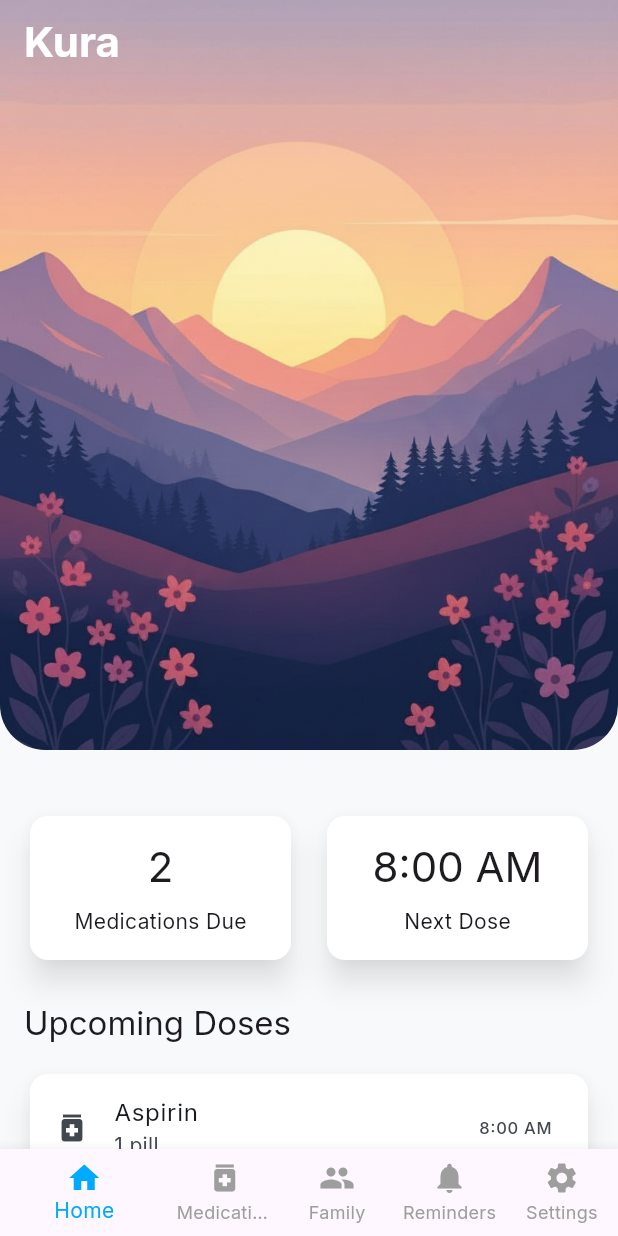
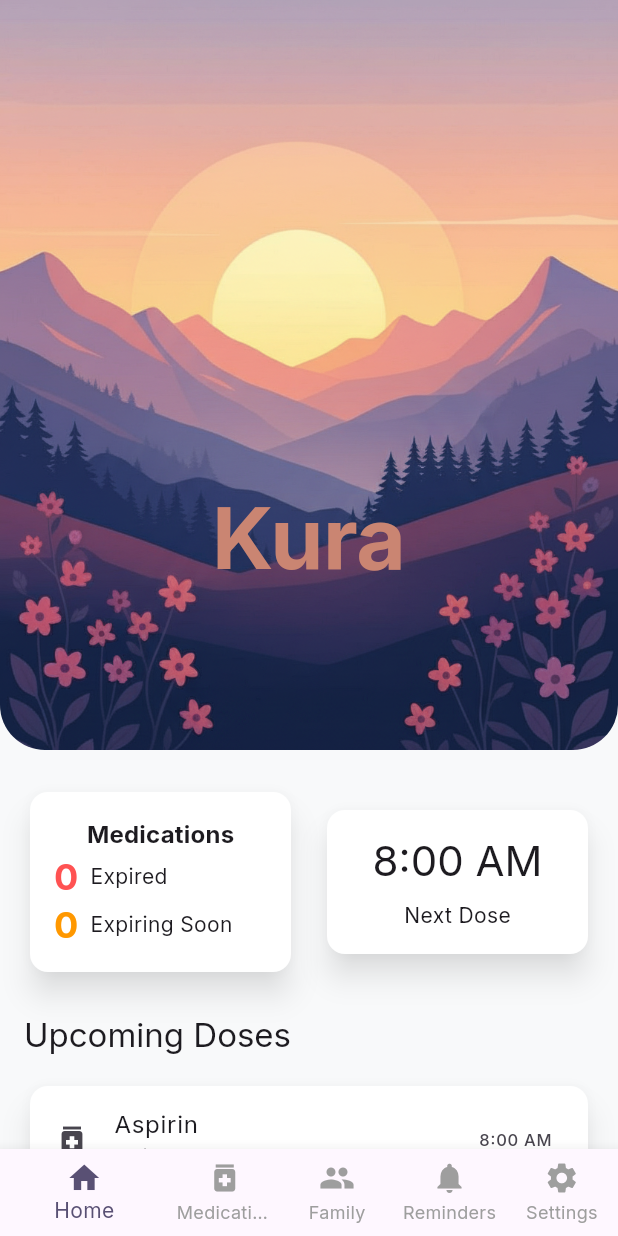
Before and after one commit to tangly/kura, a Flutter app: the screen it shows after launch, on a phone screen of 412 x 824 dp. Run offline on Flutter 3.47's test engine with Material 3 defaults, Android fonts, the light colour scheme and no system bars; our stand-ins replace equatable, flutter_local_notifications, flutter_riverpod, google_fonts, hive, hive_flutter and 1 more; accounts and stored records are empty.

Commit message:
feat: Refine HomeScreen UI and update theme
- Updates the primary theme color.
- Refactors the HomeScreen layout to center the app title over the header image with an updated style.
- Implements the logic to display expired and expiring soon medication counts on the HomeScreen.
- Adds navigation from the medication status card to the MedicationListScreen.
- Adjusts styling for the save button and medication card avatars.

```diff
--- a/lib/src/theme.dart
+++ b/lib/src/theme.dart
@@ -1,7 +1,7 @@
 import 'package:flutter/material.dart';
 import 'package:google_fonts/google_fonts.dart';
 
-const primaryColor = Color(0xFF00aaff);
+const primaryColor = Color.fromARGB(255, 89, 80, 116);
 const kSuccessColor = Colors.green;
 const kWarningColor = Colors.orange;
 
--- a/lib/src/views/add_edit_medication_screen.dart
+++ b/lib/src/views/add_edit_medication_screen.dart
@@ -264,7 +264,7 @@ class _AddEditMedicationScreenState
                   borderRadius: BorderRadius.circular(8),
                 ),
               ),
-              child: Text(l10n.save, style: theme.textTheme.titleMedium!.copyWith(fontWeight: FontWeight.bold)),
+              child: Text(l10n.save, style: theme.textTheme.titleLarge!.copyWith(fontWeight: FontWeight.bold, color: Colors.white)),
             ),
             const SizedBox(height: 8),
           ],
--- a/lib/src/views/home_screen.dart
+++ b/lib/src/views/home_screen.dart
@@ -1,6 +1,8 @@
 import 'package:flutter/material.dart';
 import 'package:flutter_riverpod/flutter_riverpod.dart';
 import 'package:kura/l10n/app_localizations.dart';
+import 'package:kura/src/providers.dart';
+import 'package:kura/src/theme.dart';
 import 'package:kura/src/views/family_member_list_screen.dart';
 import 'package:kura/src/views/medication_list_screen.dart';
 
@@ -14,13 +16,19 @@ class HomeScreen extends ConsumerStatefulWidget {
 class _HomeScreenState extends ConsumerState<HomeScreen> {
   int _selectedIndex = 0;
 
-  static final List<Widget> _widgetOptions = <Widget>[
-    const _HomeView(),
+  late final List<Widget> _widgetOptions;
+
+  @override
+  void initState() {
+    super.initState();
+    _widgetOptions = <Widget>[
+      _HomeView(onNavigate: _onItemTapped),
       const MedicationListScreen(),
       const FamilyMemberListScreen(),
       const Scaffold(body: Center(child: Text('Reminders'))),
       const Scaffold(body: Center(child: Text('Settings'))),
     ];
+  }
 
   void _onItemTapped(int index) {
     setState(() {
@@ -68,19 +76,15 @@ class _HomeScreenState extends ConsumerState<HomeScreen> {
   }
 }
 
-class _HomeView extends StatelessWidget {
-  const _HomeView();
+class _HomeView extends ConsumerWidget {
+  final void Function(int) onNavigate;
+  const _HomeView({required this.onNavigate});
 
   @override
-  Widget build(BuildContext context) {
+  Widget build(BuildContext context, WidgetRef ref) {
     final theme = Theme.of(context);
+    final medicationList = ref.watch(medicationListProvider);
     return Scaffold(
-      extendBodyBehindAppBar: true,
-      appBar: AppBar(
-        title: Text('Kura', style: theme.textTheme.headlineMedium?.copyWith(color: Colors.white, fontWeight: FontWeight.bold)),
-        backgroundColor: Colors.transparent,
-        elevation: 0,
-      ),
       body: Stack(
         children: [
           Container(
@@ -103,6 +107,19 @@ class _HomeView extends StatelessWidget {
               ),
             ),
           ),
+          Align(
+            alignment: Alignment.center,
+            child: Container(
+              padding: const EdgeInsets.only(bottom: 50),
+              child: Text(
+                'Kura',
+                style: theme.textTheme.displayLarge?.copyWith(
+                  color: const Color.fromARGB(255, 202, 133, 114),
+                  fontWeight: FontWeight.bold,
+                ),
+              ),
+            ),
+          ),
           SingleChildScrollView(
             child: Padding(
               padding: const EdgeInsets.all(16.0),
@@ -111,19 +128,51 @@ class _HomeView extends StatelessWidget {
                 children: [
                   const SizedBox(height: 500),
 
-                  const SizedBox(height: 24),
+                  const SizedBox(height: 8),
                   Row(
                     children: [
                       Expanded(
+                        child: InkWell(
+                          onTap: () => onNavigate(1),
                           child: Card(
                             child: Padding(
                               padding: const EdgeInsets.all(16.0),
-                            child: Column(
+                              child: medicationList.when(
+                                loading: () => const Center(child: CircularProgressIndicator()),
+                                error: (err, stack) => const Center(child: Text('Error')),
+                                data: (medications) {
+                                  final expiredCount = medications.where((m) => m.expirationDate.isBefore(DateTime.now())).length;
+                                  final expiringSoonCount = medications.where((m) => m.expirationDate.isAfter(DateTime.now()) && m.expirationDate.isBefore(DateTime.now().add(const Duration(days: 30)))).length;
+                                  return Column(
+                                    crossAxisAlignment: CrossAxisAlignment.start,
                                     children: [
-                                Text('2', style: theme.textTheme.headlineMedium),
-                                const SizedBox(height: 8),
-                                const Text('Medications Due'),
+                                      Center(child: Text('Medications', style: theme.textTheme.titleMedium!.copyWith(fontWeight: FontWeight.bold))),
+                                      //const SizedBox(height: 8),
+                                      Row(
+                                        children: [
+                                          Text(
+                                            expiredCount.toString(),
+                                            style: theme.textTheme.headlineSmall?.copyWith(color: theme.colorScheme.error, fontWeight: FontWeight.bold),
+                                          ),
+                                          const SizedBox(width: 8),
+                                          const Text('Expired'),
                                         ],
+                                      ),
+                                      //const SizedBox(height: 8),
+                                      Row(
+                                        children: [
+                                          Text(
+                                            expiringSoonCount.toString(),
+                                            style: theme.textTheme.headlineSmall?.copyWith(color: kWarningColor, fontWeight: FontWeight.bold),
+                                          ),
+                                          const SizedBox(width: 8),
+                                          const Text('Expiring Soon'),
+                                        ],
+                                      ),
+                                    ],
+                                  );
+                                },
+                              ),
                             ),
                           ),
                         ),
--- a/lib/src/widgets/medication_card.dart
+++ b/lib/src/widgets/medication_card.dart
@@ -125,7 +125,7 @@ class MedicationCard extends ConsumerWidget {
                   return Row(
                     children: [
                       SizedBox(
-                        width: medicationUsers.length * 21.0,
+                        width: medicationUsers.length * 22.0,
                         height: 22.0,
                         child: Stack(
                           children: medicationUsers.asMap().entries.map((
```
Lines whose indentation alone changed are shown as unchanged.
